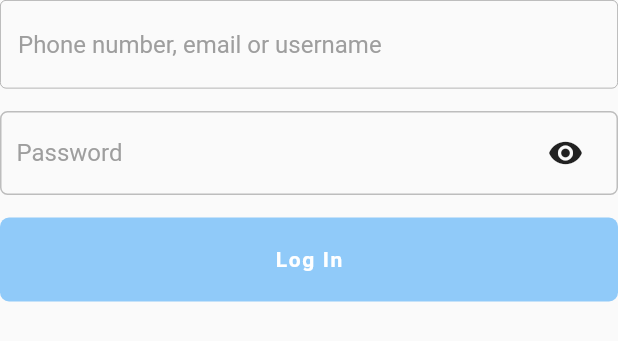
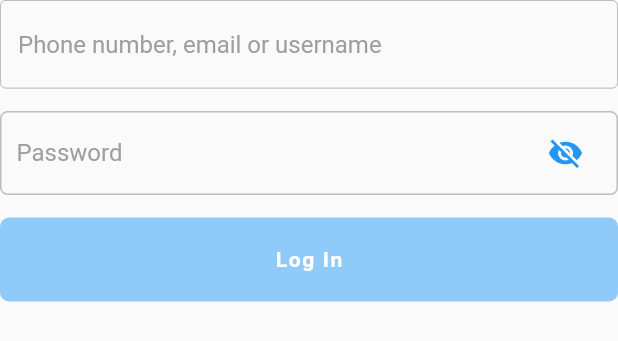
Before and after one commit to MeirKlemp/instagram_fake, a Flutter app: the Login widget shown alone on an empty page, opened directly, after a tap on the "visibility" icon, on a phone screen of 412 x 824 dp. Shown: the top 341 px of the screen. Run offline on Flutter 3.47's test engine with Material 2 defaults, Android fonts, the phone set to English and light mode, and no system bars; statements that could not run were skipped.

Commit message:
Finished the login page and PasswordTextField

```diff
--- a/lib/widgets/login.dart
+++ b/lib/widgets/login.dart
@@ -11,12 +11,18 @@ class Login extends StatefulWidget {
 }
 
 class _LoginState extends State<Login> {
+  String _username = "";
+  String _password = "";
+
+  bool get _canLogin => _username != "" && _password != "";
+
   @override
   Widget build(BuildContext context) {
     return Column(
       crossAxisAlignment: CrossAxisAlignment.stretch,
       children: <Widget>[
         TextField(
+          onChanged: (username) => setState(() => _username = username),
           decoration: new InputDecoration(
             hintText: "Phone number, email or username",
             hintStyle: TextStyle(color: Colors.grey),
@@ -29,10 +35,16 @@ class _LoginState extends State<Login> {
           ),
         ),
         SizedBox(height: 15.0),
-        PasswordTextField(),
+        PasswordTextField(
+          onTextChanged: (password) => setState(() => _password = password),
+          onSubmitted: (password) {
+            if (_canLogin) widget.onLogin(_username, _password);
+          },
+        ),
         SizedBox(height: 15.0),
         FlatButton(
-          onPressed: null,
+          onPressed:
+              _canLogin ? () => widget.onLogin(_username, _password) : null,
           padding: const EdgeInsets.all(20.0),
           color: Colors.blue,
           disabledColor: Colors.blue[200],
--- a/lib/widgets/password_text_field.dart
+++ b/lib/widgets/password_text_field.dart
@@ -1,11 +1,18 @@
 import 'package:flutter/material.dart';
 
 class PasswordTextField extends StatefulWidget {
+  final void Function(String password) onTextChanged;
+  final void Function(String value) onSubmitted;
+
+  PasswordTextField({Key key, this.onTextChanged, this.onSubmitted}) : super(key: key);
+
   @override
   _PasswordTextFieldState createState() => _PasswordTextFieldState();
 }
 
 class _PasswordTextFieldState extends State<PasswordTextField> {
+  bool _obscure = true;
+
   @override
   Widget build(BuildContext context) {
     return Container(
@@ -22,7 +29,9 @@ class _PasswordTextFieldState extends State<PasswordTextField> {
         children: <Widget>[
           Expanded(
             child: TextField(
-              obscureText: true,
+              onChanged: widget.onTextChanged,
+              onSubmitted: widget.onSubmitted,
+              obscureText: _obscure,
               decoration: new InputDecoration(
                 hintText: "Password",
                 hintStyle: TextStyle(color: Colors.grey),
@@ -31,8 +40,11 @@ class _PasswordTextFieldState extends State<PasswordTextField> {
             ),
           ),
           IconButton(
-            onPressed: () {},
-            icon: Icon(Icons.visibility),
+            onPressed: () => setState(() => _obscure = !_obscure),
+            icon: Icon(
+              _obscure ? Icons.visibility : Icons.visibility_off,
+              color: _obscure ? Colors.grey : Colors.blue,
+            ),
           ),
         ],
       ),
```
Also changed, not shown: lib/pages/start.dart (+6 -4 lines).
